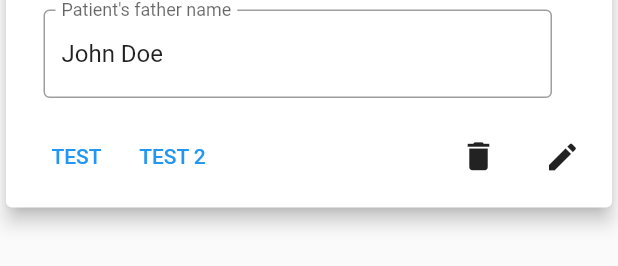
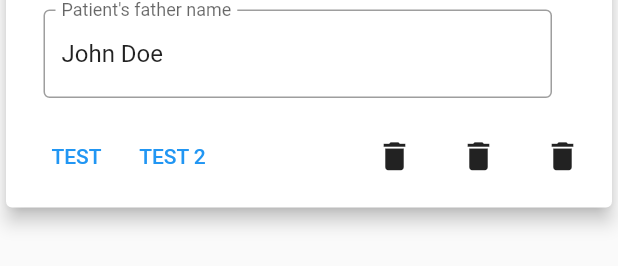
Before and after one commit to ksch-workflows/registration-desk-flutter, a Flutter app: the ContentCard widget shown alone on an empty page, opened directly, on a phone screen of 412 x 824 dp. Shown: the part 244-510 px from the top of the screen. Run offline on Flutter 3.47's test engine with Material 2 defaults, Android fonts, the light colour scheme and no system bars; our stand-ins replace bloc, equatable, flutter_bloc, get_it; missing offline and left inert: ksch_dart_client, mocktail.

Commit message:
Finish content card widget

```diff
--- a/lib/widgets/content_card/content_card.dart
+++ b/lib/widgets/content_card/content_card.dart
@@ -1,16 +1,16 @@
 import 'package:flutter/material.dart';
 
 class ContentCard extends StatelessWidget {
+  final ContentCardTitle title;
   final List<ContentCardInfo> info;
-  final String title;
-  final IconData icon;
-  final List<ContentCardAction>? actions;
+  final List<ContentCardButton>? buttons;
+  final List<ContentCardIcon>? icons;
 
   const ContentCard({
+    required this.title,
     required this.info,
-    required this.title,
-    required this.icon,
-    this.actions,
+    this.buttons,
+    this.icons,
     Key? key,
   }) : super(key: key);
 
@@ -25,8 +25,8 @@ class ContentCard extends StatelessWidget {
             Padding(
               padding: EdgeInsets.fromLTRB(0, 10, 10, 5),
               child: ListTile(
-                leading: Icon(icon, size: 50),
-                title: Text(title),
+                leading: Icon(title.icon, size: 50),
+                title: Text(title.text),
               ),
             ),
             _InfoTextFields(info: info),
@@ -35,28 +35,8 @@ class ContentCard extends StatelessWidget {
               child: Row(
                 mainAxisAlignment: MainAxisAlignment.spaceBetween,
                 children: [
-                  _ActionButtons(actions),
-                  Row(
-                    children: [
-                      Padding(
-                        padding: const EdgeInsets.fromLTRB(4, 0, 4, 0),
-                        child: IconButton(
-                          icon: const Icon(Icons.delete, size: 25),
-                          onPressed: () {},
-                        ),
-                      ),
-                      Padding(
-                        padding: const EdgeInsets.fromLTRB(4, 0, 4, 0),
-                        child: IconButton(
-                          icon: const Icon(
-                            Icons.edit,
-                            size: 24,
-                          ),
-                          onPressed: () {},
-                        ),
-                      ),
-                    ],
-                  )
+                  _Buttons(buttons),
+                  _Icons(icons),
                 ],
               ),
             ),
@@ -67,6 +47,13 @@ class ContentCard extends StatelessWidget {
   }
 }
 
+class ContentCardTitle {
+  final String text;
+  final IconData icon;
+
+  ContentCardTitle({required this.text, required this.icon});
+}
+
 class ContentCardInfo {
   final String key;
   final String? value;
@@ -74,25 +61,32 @@ class ContentCardInfo {
   ContentCardInfo({required this.key, this.value});
 }
 
-class ContentCardAction {
+class ContentCardButton {
   final String title;
   final VoidCallback? onPressed;
 
-  ContentCardAction({required this.title, required this.onPressed});
+  ContentCardButton({required this.title, required this.onPressed});
 }
 
-class _ActionButtons extends StatelessWidget {
-  final List<ContentCardAction>? actions;
+class ContentCardIcon {
+  final IconData icon;
+  final VoidCallback? onPressed;
 
-  const _ActionButtons(this.actions, {Key? key}) : super(key: key);
+  ContentCardIcon({required this.icon, required this.onPressed});
+}
+
+class _Buttons extends StatelessWidget {
+  final List<ContentCardButton>? buttons;
+
+  const _Buttons(this.buttons, {Key? key}) : super(key: key);
 
   @override
   Widget build(BuildContext context) {
-    if (actions == null) {
+    if (buttons == null) {
       return Container();
     }
     return Row(
-      children: actions!.map((e) => TextButton(
+      children: buttons!.map((e) => TextButton(
         onPressed: e.onPressed,
         child: Text(e.title.toUpperCase()),
       )).toList(),
@@ -100,6 +94,27 @@ class _ActionButtons extends StatelessWidget {
   }
 }
 
+class _Icons extends StatelessWidget {
+  final List<ContentCardIcon>? icons;
+
+  const _Icons(this.icons, {Key? key}) : super(key: key);
+
+  @override
+  Widget build(BuildContext context) {
+    if (icons == null) {
+      return Container();
+    }
+    return Row(
+      children: icons!.map((e) => Padding(
+        padding: const EdgeInsets.fromLTRB(4, 0, 4, 0),
+        child: IconButton(
+          icon: Icon(e.icon, size: 25),
+          onPressed: e.onPressed,
+        ),
+      )).toList(),
+    );
+  }
+}
 
 class _InfoTextFields extends StatefulWidget {
   final List<ContentCardInfo> info;
--- a/lib/widgets/content_card/test_bench.dart
+++ b/lib/widgets/content_card/test_bench.dart
@@ -9,22 +9,29 @@ import 'package:registration_desk/widgets/test_bench.dart';
 void main() {
   runApp(
     TestBench(
-      pageSize: Size(1500, 800),
+      pageSize: const Size(800, 600),
       child: Container(
           child: Padding(
         padding: const EdgeInsets.all(30.0),
         child: Align(
           alignment: Alignment.topCenter,
           child: ContentCard(
-            title: 'Identity',
-            icon: Icons.person_outline,
+            title: ContentCardTitle(
+              text: 'Identity',
+              icon: Icons.person_outline,
+            ),
             info: [
               ContentCardInfo(key: 'Patient\'s name', value: null),
               ContentCardInfo(key: 'Patient\'s father name', value: 'John Doe'),
             ],
-            actions: [
-              ContentCardAction(title: 'Test', onPressed: () => {}),
-              ContentCardAction(title: 'Test 2', onPressed: () => {}),
+            buttons: [
+              ContentCardButton(title: 'Test', onPressed: () => {}),
+              ContentCardButton(title: 'Test 2', onPressed: () => {}),
+            ],
+            icons: [
+              ContentCardIcon(icon: Icons.delete, onPressed: () => {}),
+              ContentCardIcon(icon: Icons.delete, onPressed: () => {}),
+              ContentCardIcon(icon: Icons.delete, onPressed: () => {}),
             ],
           ),
         ),
```
